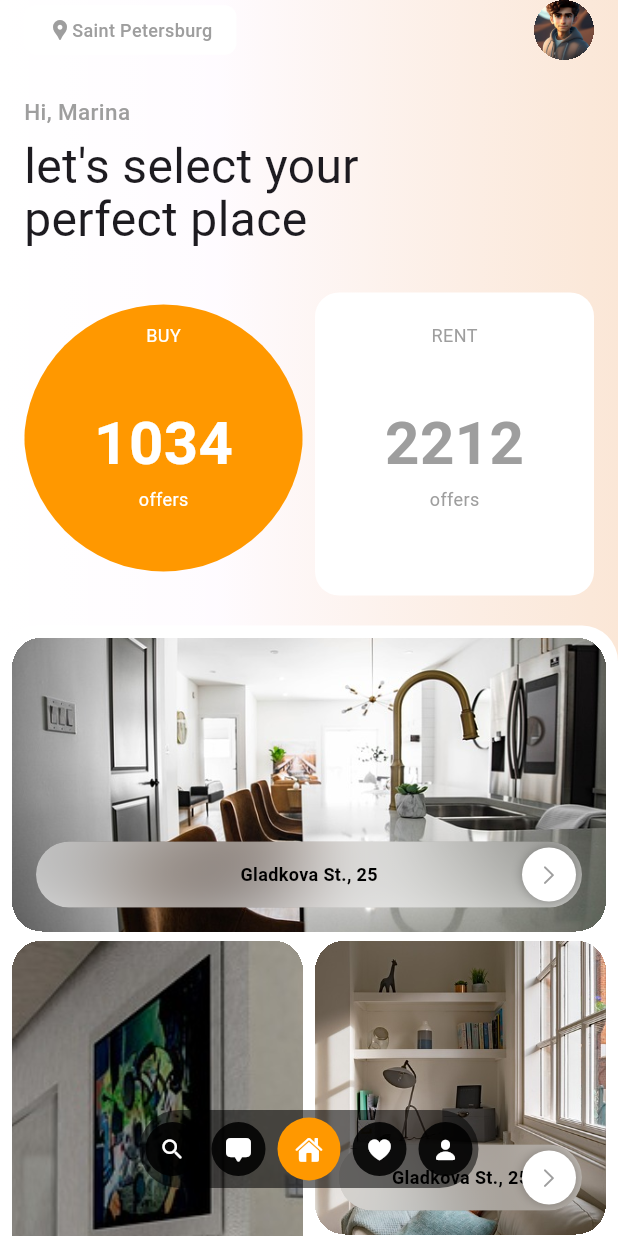
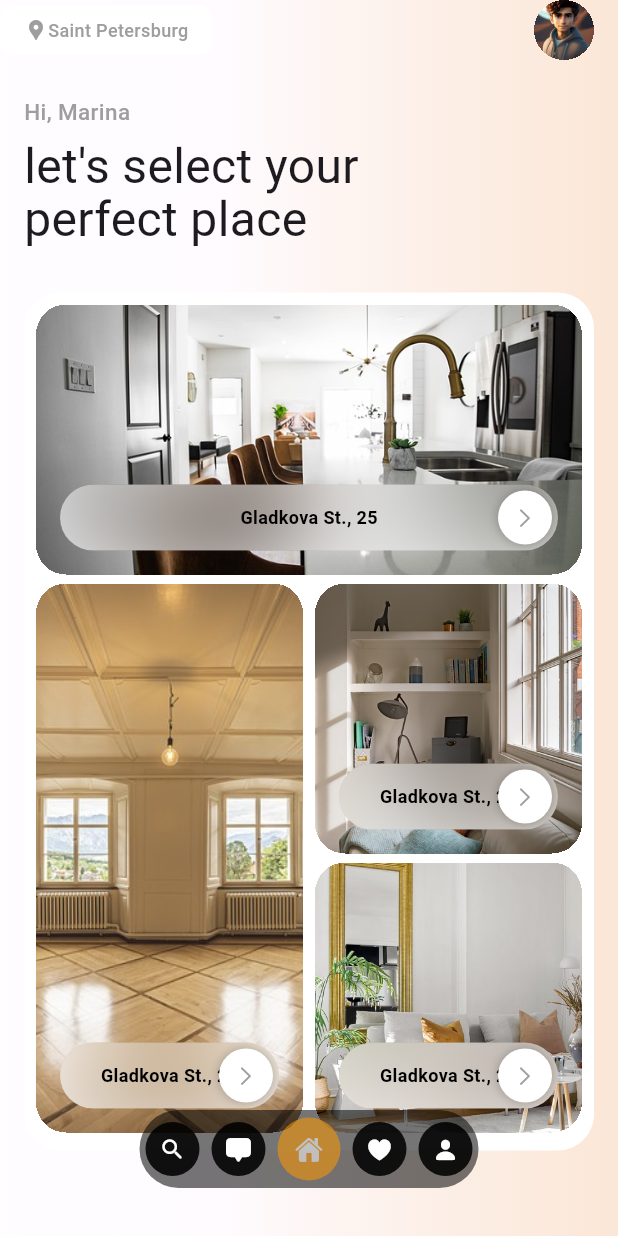
Before and after one commit to TayoDavid/real_estate_app_mp, a Flutter app: the screen it shows after launch, on a phone screen of 412 x 824 dp. Run offline on Flutter 3.47's test engine with Material 3 defaults, Android fonts, the light colour scheme and no system bars.

Commit message:
home screen completed

```diff
--- a/lib/pages/home_page.dart
+++ b/lib/pages/home_page.dart
@@ -16,7 +16,7 @@ class HomePage extends StatefulWidget {
   State<HomePage> createState() => _HomePageState();
 }
 
-class _HomePageState extends State<HomePage> {
+class _HomePageState extends State<HomePage> with TickerProviderStateMixin {
   final tabOptions = [
     Icons.search_rounded,
     CupertinoIcons.bubble_middle_bottom_fill,
@@ -27,68 +27,97 @@ class _HomePageState extends State<HomePage> {
 
   IconData? _selectedTabIcon;
 
+  late AnimationController _avatarAnimationController;
+  late Animation<double> _avatarAnimation;
+
+  late AnimationController _locationContainerAnimationController;
+  late Animation<double> _locationControllerAnimation;
+
+  late AnimationController _fadeAnimationController;
+  late Animation<double> _fadeAnimation;
+
+  late AnimationController _captionAnimationController;
+  late Animation<double> _captionAnimation;
+
+  late AnimationController _numbersAnimationController;
+  late Animation<double> _numbersAnimation;
+
+  late AnimationController _imageListAnimationController;
+  late Animation<double> _imageListAnimation;
+
+  late AnimationController _tabAnimationController;
+  late Animation<double> _tabAnimation;
+
+  bool _hideNumbers = false;
+
   @override
   void initState() {
     _selectedTabIcon = tabOptions[2];
+
+    _avatarAnimationController = AnimationController(vsync: this, duration: Duration(seconds: 1));
+    _avatarAnimation = CurvedAnimation(parent: _avatarAnimationController, curve: Curves.fastOutSlowIn);
+
+    _locationContainerAnimationController = AnimationController(vsync: this, duration: Duration(seconds: 1));
+    _locationControllerAnimation = CurvedAnimation(
+      parent: _locationContainerAnimationController,
+      curve: Curves.fastOutSlowIn,
+    );
+
+    _fadeAnimationController = AnimationController(vsync: this, duration: Duration(seconds: 1));
+    _fadeAnimation = CurvedAnimation(parent: _fadeAnimationController, curve: Curves.easeInOut);
+
+    _captionAnimationController = AnimationController(vsync: this, duration: Duration(seconds: 1));
+    _captionAnimation = Tween<double>(begin: 30, end: 0).animate(_captionAnimationController);
+
+    _numbersAnimationController = AnimationController(vsync: this, duration: Duration(seconds: 1));
+    _numbersAnimation = CurvedAnimation(parent: _numbersAnimationController, curve: Curves.fastOutSlowIn);
+
+    _imageListAnimationController = AnimationController(vsync: this, duration: Duration(milliseconds: 500));
+    _imageListAnimation = Tween<double>(begin: 1000, end: 0).animate(_imageListAnimationController);
+
+    _tabAnimationController = AnimationController(vsync: this, duration: Duration(seconds: 1));
+    _tabAnimation = Tween<double>(begin: 100, end: 0).animate(_tabAnimationController);
+
+    _avatarAnimationController.forward();
+    _locationContainerAnimationController.forward();
+
+    _captionAnimationController.forward();
+
+    _locationContainerAnimationController.addStatusListener((status) {
+      if (status == AnimationStatus.completed) {
+        _fadeAnimationController.forward();
+        _numbersAnimationController.forward();
+      }
+    });
+
+    _numbersAnimationController.addStatusListener((status) {
+      if (status == AnimationStatus.completed) {
+        Future.delayed(Duration(seconds: 1), () => _imageListAnimationController.forward());
+        Future.delayed(Duration(milliseconds: 1400), () {
+          setState(() {
+            _hideNumbers = true;
+          });
+        });
+      }
+    });
+
+    _imageListAnimationController.addStatusListener((status) {
+      if (status == AnimationStatus.completed) {
+        Future.delayed(Duration(seconds: 2), () => _tabAnimationController.forward());
+      }
+    });
+
     super.initState();
   }
 
-  @override
-  Widget build(BuildContext context) {
+  Widget get numbersCards {
     var width = MediaQuery.sizeOf(context).width;
-    var height = (width - 8) / 2;
-    return Scaffold(
-      body: Container(
-        decoration: BoxDecoration(
-          gradient: LinearGradient(
-            stops: [0.0, 0.35, 1.0],
-            begin: Alignment.centerLeft,
-            end: Alignment.centerRight,
-            colors: [
-              Colors.white,
-              Colors.white54,
-              const Color(0x76F7D4A8),
-            ],
-          ),
-        ),
-        child: SafeArea(
-          bottom: false,
-          child: Stack(
-            children: [
-              SingleChildScrollView(
-                child: Column(
-                  children: [
-                    Column(
-                      crossAxisAlignment: CrossAxisAlignment.start,
-                      children: [
-                        Row(
-                          mainAxisAlignment: MainAxisAlignment.spaceBetween,
-                          children: [
-                            Container(
-                              padding: EdgeInsets.symmetric(horizontal: 16, vertical: 8),
-                              decoration: BoxDecoration(
-                                color: Colors.white,
-                                borderRadius: BorderRadius.circular(8),
-                              ),
-                              child: Row(
-                                children: [
-                                  Icon(Icons.location_pin, color: Colors.grey, size: 16),
-                                  AppText("Saint Petersburg", size: 12, weight: FontWeight.w500, color: Colors.grey),
-                                ],
-                              ),
-                            ),
-                            Image.asset(Assets.avatar, fit: BoxFit.cover).circular.size(40, 40),
-                          ],
-                        ).padOnly(bottom: 24),
-                        AppText('Hi, Marina', size: 15, weight: FontWeight.w500, color: Colors.grey),
-                        AppText(
-                          "let's select your perfect place",
-                          size: 32,
-                          height: 1.1,
-                        ).padOnly(right: 100, top: 8, bottom: 32),
-                        Row(
+    var height = (width - 8) / 2.2;
+    return Row(
       children: [
         Expanded(
+          child: ScaleTransition(
+            scale: _numbersAnimation,
             child: ClipPath(
               clipper: CirclePath(),
               child: Container(
@@ -106,8 +135,11 @@ class _HomePageState extends State<HomePage> {
               ),
             ),
           ),
+        ),
         SizedBox(width: 8),
         Expanded(
+          child: ScaleTransition(
+            scale: _numbersAnimation,
             child: Container(
               padding: EdgeInsets.symmetric(vertical: 20),
               decoration: BoxDecoration(
@@ -124,17 +156,24 @@ class _HomePageState extends State<HomePage> {
                 ],
               ),
             ),
+          ),
         )
       ],
-                        ).size(width, height),
-                      ],
-                    ).paddingSymmetric(x: 16),
-                    Container(
+    ).size(width, height);
+  }
+
+  Widget get imageLists {
+    return AnimatedBuilder(
+      animation: _imageListAnimation,
+      builder: (context, child) {
+        return Transform.translate(
+          offset: Offset(0, _imageListAnimation.value),
+          child: Container(
             decoration: BoxDecoration(
               color: Colors.white,
               borderRadius: BorderRadius.circular(24),
             ),
-                      margin: EdgeInsets.only(top: 20, bottom: 32),
+            margin: EdgeInsets.only(bottom: 32),
             padding: EdgeInsets.only(left: 8, right: 8),
             child: StaggeredGrid.count(
               crossAxisCount: 2,
@@ -172,13 +211,133 @@ class _HomePageState extends State<HomePage> {
               ],
             ).paddingSymmetric(y: 8),
           ),
+        );
+      },
+    );
+  }
+
+  @override
+  Widget build(BuildContext context) {
+    return Container(
+      decoration: BoxDecoration(
+        gradient: LinearGradient(
+          stops: [0.0, 0.35, 1.0],
+          begin: Alignment.centerLeft,
+          end: Alignment.centerRight,
+          colors: [
+            Colors.white70,
+            Colors.white54,
+            const Color(0x76F7D4A8),
           ],
         ),
+      ),
+      child: Scaffold(
+        body: Container(
+          decoration: BoxDecoration(
+            gradient: LinearGradient(
+              stops: [0.0, 0.35, 1.0],
+              begin: Alignment.centerLeft,
+              end: Alignment.centerRight,
+              colors: [
+                Colors.white70,
+                Colors.white54,
+                const Color(0x76F7D4A8),
+              ],
+            ),
+          ),
+          child: SafeArea(
+            bottom: false,
+            child: Stack(
+              children: [
+                SingleChildScrollView(
+                  child: Column(
+                    children: [
+                      Column(
+                        crossAxisAlignment: CrossAxisAlignment.start,
+                        children: [
+                          Row(
+                            mainAxisAlignment: MainAxisAlignment.spaceBetween,
+                            children: [
+                              ScaleTransition(
+                                scale: _locationControllerAnimation,
+                                alignment: Alignment.centerLeft,
+                                child: Container(
+                                  padding: EdgeInsets.symmetric(horizontal: 16, vertical: 8),
+                                  decoration: BoxDecoration(
+                                    color: Colors.white,
+                                    borderRadius: BorderRadius.circular(8),
+                                  ),
+                                  child: FadeTransition(
+                                    opacity: _fadeAnimation,
+                                    child: Row(
+                                      children: [
+                                        Icon(Icons.location_pin, color: Colors.grey, size: 16),
+                                        AppText(
+                                          "Saint Petersburg",
+                                          size: 12,
+                                          weight: FontWeight.w500,
+                                          color: Colors.grey,
+                                        ),
+                                      ],
+                                    ),
+                                  ),
+                                ),
+                              ),
+                              ScaleTransition(
+                                scale: _avatarAnimation,
+                                child: Container(
+                                  width: 40,
+                                  height: 40,
+                                  clipBehavior: Clip.hardEdge,
+                                  margin: EdgeInsets.only(right: 16),
+                                  decoration: BoxDecoration(shape: BoxShape.circle),
+                                  child: Image.asset(Assets.avatar, fit: BoxFit.cover),
+                                ),
+                              ),
+                            ],
+                          ).padOnly(bottom: 24),
+                          FadeTransition(
+                            opacity: _fadeAnimation,
+                            child: AppText('Hi, Marina', size: 15, weight: FontWeight.w500, color: Colors.grey),
+                          ).paddingSymmetric(x: 16),
+                          AnimatedBuilder(
+                            animation: _captionAnimation,
+                            builder: (context, child) {
+                              return Transform.translate(
+                                offset: Offset(0, _captionAnimation.value),
+                                child: AppText(
+                                  "let's select your perfect place",
+                                  size: 32,
+                                  height: 1.1,
+                                ).padOnly(right: 100, top: 8, bottom: 32),
+                              );
+                            },
+                          ).paddingSymmetric(x: 16),
+                          Stack(
+                            children: [
+                              AnimatedSwitcher(
+                                duration: Duration(milliseconds: 600),
+                                transitionBuilder: (child, animation) =>
+                                    ScaleTransition(scale: animation, child: child),
+                                child: _hideNumbers ? SizedBox.shrink() : numbersCards,
+                              ),
+                              imageLists,
+                            ],
+                          ).paddingSymmetric(x: 16),
+                        ],
+                      ),
+                    ],
+                  ).padOnly(bottom: 100),
                 ),
                 Positioned(
                   bottom: 32,
                   left: 0,
                   right: 0,
+                  child: AnimatedBuilder(
+                      animation: _tabAnimation,
+                      builder: (context, child) {
+                        return Transform.translate(
+                          offset: Offset(0, _tabAnimation.value),
                           child: Row(
                             mainAxisAlignment: MainAxisAlignment.center,
                             children: [
@@ -205,8 +364,11 @@ class _HomePageState extends State<HomePage> {
                               ),
                             ],
                           ),
+                        );
+                      }),
                 )
               ],
+            ),
           ),
         ),
       ),
--- a/lib/utils/animated_text.dart
+++ b/lib/utils/animated_text.dart
@@ -19,17 +19,16 @@ class _AnimatedTextState extends State<AnimatedText> with SingleTickerProviderSt
   void initState() {
     super.initState();
 
-    _controller = AnimationController(vsync: this, duration: Duration(seconds: 1));
+    _controller = AnimationController(vsync: this, duration: Duration(seconds: 3));
     _animation = Tween<double>(begin: 0, end: widget.text).animate(
       CurvedAnimation(parent: _controller, curve: Curves.decelerate),
     );
+
+    _controller.forward();
   }
 
   @override
   Widget build(BuildContext context) {
-    _controller
-      ..reset
-      ..forward();
     return AnimatedBuilder(
       animation: _animation,
       builder: (BuildContext context, Widget? child) {
--- a/lib/widgets/image_container.dart
+++ b/lib/widgets/image_container.dart
@@ -25,7 +25,7 @@ class _ImageContainerState extends State<ImageContainer> with TickerProviderStat
     _animationController = AnimationController(vsync: this, duration: Duration(seconds: 2));
     _animation = CurvedAnimation(parent: _animationController, curve: Curves.easeInOut);
 
-    Future.delayed(Duration(seconds: 1), () {
+    Future.delayed(Duration(seconds: 4), () {
       setState(() {
         _width = widget.width;
       });
--- a/lib/widgets/tab_item.dart
+++ b/lib/widgets/tab_item.dart
@@ -54,6 +54,7 @@ class _TabItemState extends State<TabItem> with SingleTickerProviderStateMixin {
       child: AnimatedContainer(
         width: widget.selected ? 42 : 36,
         height: widget.selected ? 42 : 36,
+        onEnd: () {},
         duration: Duration(milliseconds: 100),
         child: body,
       ),
```
Also changed, not shown: assets/images/home2.jpg, assets/images/home5.jpg. Lines whose indentation alone changed are shown as unchanged.
